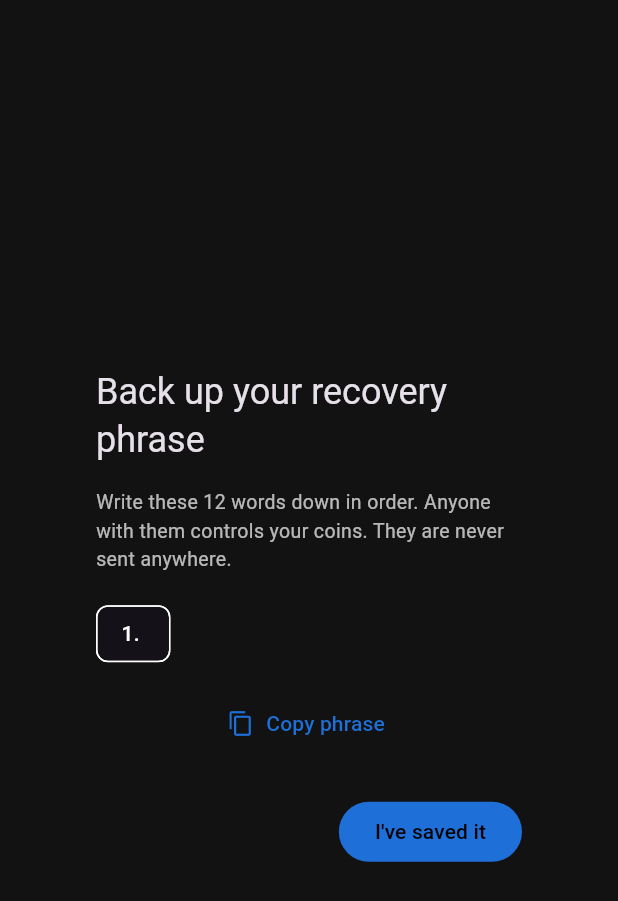
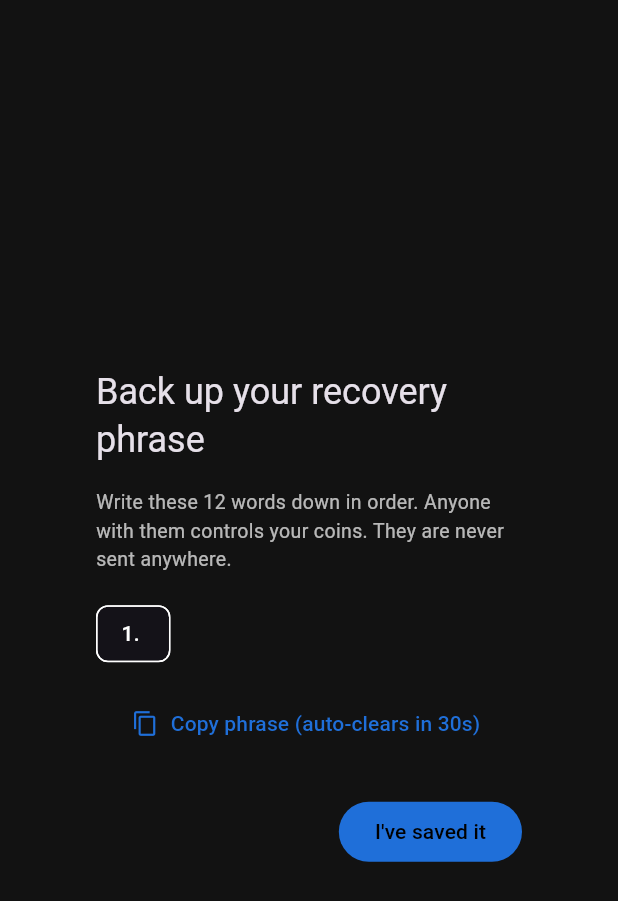
Before and after one commit to moonbitecoin/MoonBite-Coin, a Flutter app: the _BackupDialog widget shown alone on an empty page, opened directly with empty values, on a phone screen of 412 x 824 dp. Shown: the top 901 px of the screen. Run offline on Flutter 3.47's test engine with Material 3 defaults, Android fonts, the phone set to English and light mode, and no system bars; our stand-ins replace flutter_secure_storage, hex, qr_flutter; missing offline and left inert: bip39, bs58check, coinslib; accounts and stored records are empty.

Commit message:
Auto-clear the recovery phrase from the clipboard
Copying the 12-word seed left it on the shared Android clipboard indefinitely,
readable by every other app. Add a SecureClipboard helper that wipes the phrase
after 30s — but only if the clipboard still holds it, so it never stomps
something the user copied since. Wire it into the backup dialog with a warning
SnackBar; unit-tested with an in-memory clipboard.

Co-Authored-By: Claude Opus 4.6 <noreply@anthropic.com>

```diff
--- a/mobile/lib/screens/onboarding_screen.dart
+++ b/mobile/lib/screens/onboarding_screen.dart
@@ -1,8 +1,8 @@
 import 'package:flutter/material.dart';
-import 'package:flutter/services.dart';
 import 'package:provider/provider.dart';
 
 import '../wallet/bigcoin_network.dart';
+import '../wallet/secure_clipboard.dart';
 import '../wallet/wallet_controller.dart';
 
 /// First-run flow: create a new wallet (shows the recovery phrase to back up)
@@ -96,11 +96,22 @@ class _BackupDialog extends StatelessWidget {
               ],
             ),
             const SizedBox(height: 12),
-            TextButton.icon(
-              icon: const Icon(Icons.copy, size: 18),
-              label: const Text('Copy phrase'),
-              onPressed: () =>
-                  Clipboard.setData(ClipboardData(text: phrase)),
+            Builder(
+              builder: (context) => TextButton.icon(
+                icon: const Icon(Icons.copy, size: 18),
+                label: const Text('Copy phrase (auto-clears in 30s)'),
+                onPressed: () {
+                  SecureClipboard().copyEphemeral(phrase);
+                  ScaffoldMessenger.of(context).showSnackBar(
+                    const SnackBar(
+                      content: Text(
+                        'Phrase copied. It will be cleared from the clipboard '
+                        'in 30 seconds — paste it somewhere safe now.',
+                      ),
+                    ),
+                  );
+                },
+              ),
             ),
           ],
         ),
--- /dev/null
+++ b/mobile/lib/wallet/secure_clipboard.dart
@@ -0,0 +1,49 @@
+import 'dart:async';
+
+import 'package:flutter/services.dart';
+
+/// Copies short-lived secrets (like a recovery phrase) to the clipboard and
+/// automatically wipes them after a delay.
+///
+/// A recovery phrase left on the clipboard is readable by every other app and
+/// survives until overwritten. We clear it after [clearAfter], but only if the
+/// clipboard STILL holds our secret — if the user copied something else in the
+/// meantime we must not stomp on their new clipboard contents.
+///
+/// The [SystemClipboard] read/write functions are injected so the auto-clear
+/// logic can be unit-tested without a running Flutter engine.
+class SecureClipboard {
+  SecureClipboard({
+    Duration? clearAfter,
+    Future<void> Function(String text)? write,
+    Future<String?> Function()? read,
+  })  : clearAfter = clearAfter ?? const Duration(seconds: 30),
+        _write = write ?? _defaultWrite,
+        _read = read ?? _defaultRead;
+
+  final Duration clearAfter;
+  final Future<void> Function(String text) _write;
+  final Future<String?> Function() _read;
+
+  static Future<void> _defaultWrite(String text) =>
+      Clipboard.setData(ClipboardData(text: text));
+
+  static Future<String?> _defaultRead() async =>
+      (await Clipboard.getData(Clipboard.kTextPlain))?.text;
+
+  /// Copies [secret], then schedules a wipe. Returns the pending clear so
+  /// callers (and tests) can await it. The returned future resolves to `true`
+  /// if the clipboard was actually cleared, or `false` if it had already
+  /// changed and was left untouched.
+  Future<bool> copyEphemeral(String secret) async {
+    await _write(secret);
+    return Future<bool>.delayed(clearAfter, () async {
+      final current = await _read();
+      if (current == secret) {
+        await _write('');
+        return true;
+      }
+      return false;
+    });
+  }
+}
```
Also changed, not shown: 1 other file.
